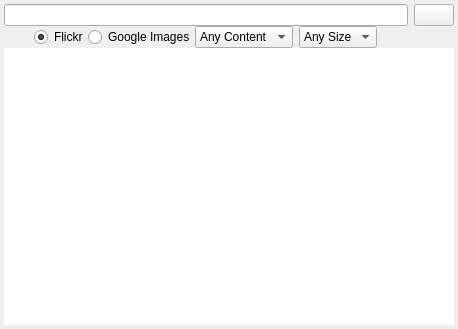
Qt form App/PictureSearchWidget.ui (enricoros/fotowall) before a commit.
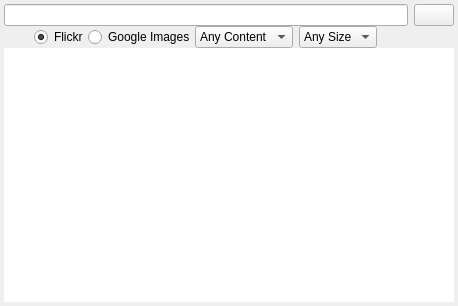
The same form after that commit. Custom widgets are drawn as their Qt base class.

The edit to the form file:
```diff
--- a/App/PictureSearchWidget.ui
+++ b/App/PictureSearchWidget.ui
@@ -7,7 +7,7 @@
     <x>0</x>
     <y>0</y>
     <width>458</width>
-    <height>329</height>
+    <height>306</height>
    </rect>
   </property>
   <layout class="QGridLayout" name="gridLayout">
```
Left out of the diff: 3 changed lines with no effect on the pictures.
